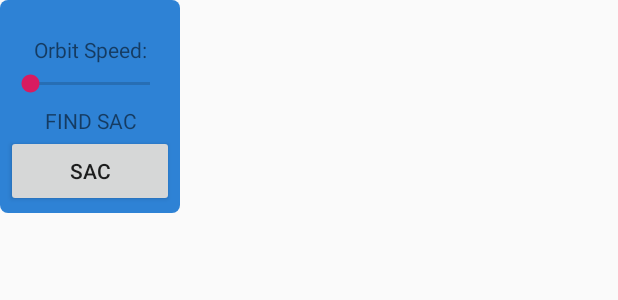
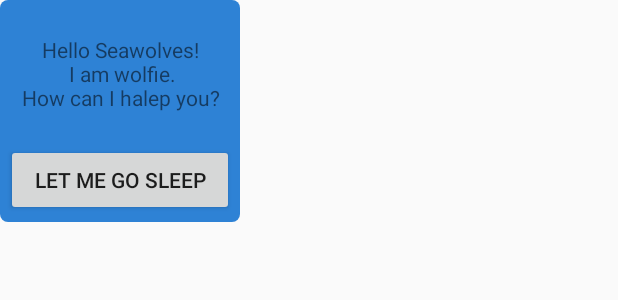
Before and after one commit to limseong/sbh19, an Android app: the layout chat_controls.xml on its own in the app's theme, with its tools: preview values and no code run, on a phone screen of 412 x 824 dp. Shown: the top 300 px of the screen. Run offline under Robolectric (Android 15) with nearby library versions, the light colour scheme and no system bars.

Commit message:
Almost done 1214

```diff
--- a/sbuhack/app/src/main/AndroidManifest.xml
+++ b/sbuhack/app/src/main/AndroidManifest.xml
@@ -24,7 +24,9 @@
             android:name="com.google.android.geo.API_KEY"
             android:value="AIzaSyCqVz_ZdnfgeixmcI5lVimgL7O6HUVBAqQ" />
 
-        <activity android:name="com.example.sbuhack.MainActivity">
+        <activity android:name="com.example.sbuhack.MainActivity"
+            android:screenOrientation="portrait"
+            android:theme="@style/Theme.AppCompat.NoActionBar">
             <intent-filter>
                 <action android:name="android.intent.action.MAIN" />
 
@@ -32,6 +34,7 @@
             </intent-filter>
         </activity>
         <activity android:name="com.example.sbuhack.WolfieARNaviActivity"
+            android:screenOrientation="portrait"
             android:configChanges="orientation|screenSize"
             android:theme="@style/Theme.AppCompat.NoActionBar"
             android:exported="true">
--- a/sbuhack/app/src/main/res/layout/chat_controls.xml
+++ b/sbuhack/app/src/main/res/layout/chat_controls.xml
@@ -16,7 +16,7 @@
 -->
 <LinearLayout xmlns:android="http://schemas.android.com/apk/res/android"
     android:id="@+id/testview"
-    android:layout_width="120dp"
+    android:layout_width="160dp"
     android:layout_height="wrap_content"
     android:background="@drawable/rounded_bg"
     android:orientation="vertical"
@@ -35,20 +35,15 @@
         android:id="@+id/orbitHeader"
         android:layout_width="match_parent"
         android:layout_height="wrap_content"
-        android:text="Orbit Speed:"
+        android:text="Hello Seawolves!\n I am wolfie.\nHow can I halep you?"
         android:textAlignment="center" />
 
-    <SeekBar
-        android:id="@+id/orbitSpeedBar"
-        android:layout_width="match_parent"
-        android:layout_height="wrap_content"
-        android:padding="4dp" />
 
     <TextView
         android:id="@+id/rotationHeader"
         android:layout_width="match_parent"
         android:layout_height="wrap_content"
-        android:text="FIND SAC"
+        android:text=""
         android:textAlignment="center"
         android:paddingTop="2dp" />
 
@@ -56,7 +51,7 @@
         android:id="@+id/sacButton"
         android:layout_width="match_parent"
         android:layout_height="wrap_content"
-        android:text="SAC"
+        android:text="Let me Go Sleep"
         android:padding="4dp" />
 
 </LinearLayout>
--- a/sbuhack/app/src/main/res/values/strings.xml
+++ b/sbuhack/app/src/main/res/values/strings.xml
@@ -1,4 +1,4 @@
 <resources>
     <string name="app_name">My Application</string>
-    <string name="plane_finding">Searching for surfaces&#8230;</string>
+    <string name="plane_finding">\nWait for WOLFIE!!&#8230;</string>
 </resources>
```
Also changed, not shown: sbuhack/app/src/main/java/com/example/sbuhack/MainActivity.java (+17 -0 lines), sbuhack/app/src/main/java/com/example/sbuhack/WolfieARNaviActivity.java (+32 -33 lines), sbuhack/app/src/main/res/layout/activity_main.xml (+41 -6 lines), sbuhack/app/src/main/res/drawable/download.jpg (added), sbuhack/app/src/main/res/drawable/title.png (added), sbuhack/app/src/main/res/drawable/wolfie.png (added), 8 other files.
